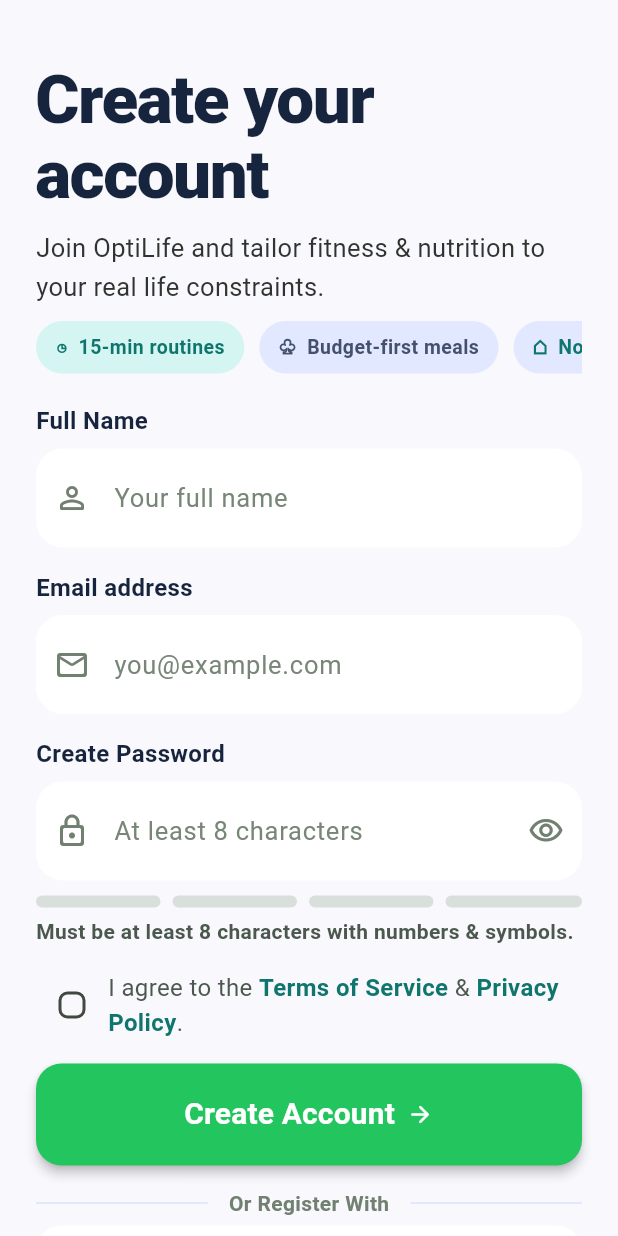
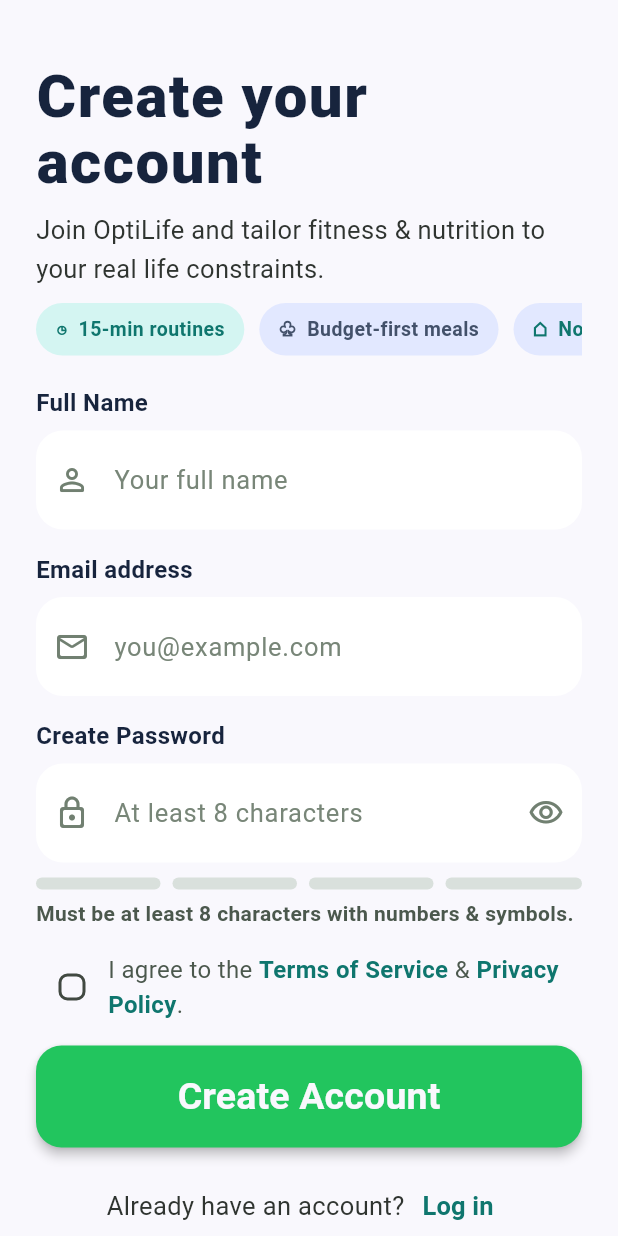
Before and after one commit to mohamedkiilany/OptiLife, a Flutter app: the SignupScreen screen opened by its route, on a phone screen of 412 x 824 dp. Run offline on Flutter 3.47's test engine with Material 3 defaults, Android fonts, the phone set to English and light mode, and no system bars; our stand-ins replace go_router.

Commit message:
fix design in signin screen and signup screen

```diff
--- a/lib/features/auth/presentation/pages/signup_screen.dart
+++ b/lib/features/auth/presentation/pages/signup_screen.dart
@@ -58,11 +58,10 @@
                 const Text(
                   'Create your account',
                   style: TextStyle(
-                    fontSize: 45,
+                    fontSize: 40,
                     height: 1.1,
                     fontWeight: FontWeight.w800,
-                    letterSpacing: -1,
-
+                    letterSpacing: 1,
                     color: AppColors.navy,
                   ),
                 ),
@@ -72,6 +71,7 @@
                   style: TextStyle(
                     fontSize: 17,
                     height: 1.5,
+                    fontWeight: FontWeight.w400,
                     color: AppColors.muted,
                   ),
                 ),
@@ -262,79 +262,75 @@
                   },
                 ),
                 const SizedBox(height: 15),
-                Row(
-                  children: [
-                    const Expanded(child: Divider(color: Color(0xFFDDE3FF))),
-                    Padding(
-                      padding: const EdgeInsets.symmetric(horizontal: 14),
-                      child: Text(
-                        'Or Register With',
-                        style: TextStyle(
-                          color: const Color(0xFF718071),
-                          fontWeight: FontWeight.w600,
-                        ),
-                      ),
-                    ),
-                    const Expanded(child: Divider(color: Color(0xFFDDE3FF))),
-                  ],
-                ),
-                const SizedBox(height: 5),
-                SizedBox(
-                  width: double.infinity,
-                  height: 68,
-                  child: OutlinedButton(
-                    onPressed: () {},
-                    style: OutlinedButton.styleFrom(
-                      backgroundColor: Colors.white,
-                      foregroundColor: AppColors.navy,
-                      side: BorderSide.none,
-                      shape: RoundedRectangleBorder(
-                        borderRadius: BorderRadius.circular(17),
-                      ),
-                    ),
-                    child: const Row(
-                      mainAxisAlignment: MainAxisAlignment.center,
-                      children: [
-                        Text(
-                          'G',
-                          style: TextStyle(
-                            fontSize: 26,
-                            fontWeight: FontWeight.w800,
-                            color: Color(0xFF4285F4),
-                          ),
-                        ),
-                        SizedBox(width: 12),
-                        Text(
-                          'Sign up with Google',
-                          style: TextStyle(
-                            fontSize: 18,
-                            fontWeight: FontWeight.w700,
-                          ),
-                        ),
-                      ],
-                    ),
-                  ),
-                ),
-                const SizedBox(height: 5),
+                // Row(
+                //   children: [
+                //     const Expanded(child: Divider(color: Color(0xFFDDE3FF))),
+                //     Padding(
+                //       padding: const EdgeInsets.symmetric(horizontal: 14),
+                //       child: Text(
+                //         'Or Register With',
+                //         style: TextStyle(
+                //           color: const Color(0xFF718071),
+                //           fontWeight: FontWeight.w600,
+                //         ),
+                //       ),
+                //     ),
+                //     const Expanded(child: Divider(color: Color(0xFFDDE3FF))),
+                //   ],
+                // ),
+
+                // SizedBox(
+                //   width: double.infinity,
+                //   height: 68,
+                //   child: OutlinedButton(
+                //     onPressed: () {},
+                //     style: OutlinedButton.styleFrom(
+                //       backgroundColor: Colors.white,
+                //       foregroundColor: AppColors.navy,
+                //       side: BorderSide.none,
+                //       shape: RoundedRectangleBorder(
+                //         borderRadius: BorderRadius.circular(17),
+                //       ),
+                //     ),
+                //     child: const Row(
+                //       mainAxisAlignment: MainAxisAlignment.center,
+                //       children: [
+                //         Text(
+                //           'G',
+                //           style: TextStyle(
+                //             fontSize: 26,
+                //             fontWeight: FontWeight.w800,
+                //             color: Color(0xFF4285F4),
+                //           ),
+                //         ),
+                //         SizedBox(width: 12),
+                //         Text(
+                //           'Sign up with Google',
+                //           style: TextStyle(
+                //             fontSize: 18,
+                //             fontWeight: FontWeight.w700,
+                //           ),
+                //         ),
+                //       ],
+                //     ),
+                //   ),
+                // ),
                 Center(
-                  child: Wrap(
-                    crossAxisAlignment: WrapCrossAlignment.center,
+                  child: Row(
+                    mainAxisAlignment: MainAxisAlignment.center,
                     children: [
                       const Text(
                         'Already have an account?',
-                        style: TextStyle(
-                          fontSize: 17,
-                          color: Color(0xFF4B584D),
-                        ),
+                        style: TextStyle(fontSize: 17, color: AppColors.muted),
                       ),
                       TextButton(
                         onPressed: () => context.go(AppRouter.signin),
                         child: const Text(
                           'Log in',
                           style: TextStyle(
-                            fontSize: 19,
-                            fontWeight: FontWeight.w800,
-                            color: Color(0xFF007A3D),
+                            fontSize: 17,
+                            fontWeight: FontWeight.bold,
+                            color: AppColors.primaryTeal,
                           ),
                         ),
                       ),
--- a/lib/features/auth/presentation/widgets/auth_form_widgets.dart
+++ b/lib/features/auth/presentation/widgets/auth_form_widgets.dart
@@ -64,15 +64,11 @@
           onPressed: onPressed,
           style: ElevatedButton.styleFrom(
             backgroundColor: AppColors.primaryGreen,
-            foregroundColor: Colors.white,
+            foregroundColor: AppColors.bgLight,
             elevation: 3,
             shape: RoundedRectangleBorder(borderRadius: BorderRadius.circular(17)),
           ),
-          child: Row(mainAxisAlignment: MainAxisAlignment.center, children: [
-            Text(label, style: const TextStyle(fontSize: 20, fontWeight: FontWeight.w700)),
-            const SizedBox(width: 8),
-            const Icon(Icons.arrow_forward_rounded),
-          ]),
+          child: Text(label, style: const TextStyle(fontSize: 25, fontWeight: FontWeight.w600)),
         ),
       );
 }
```
Also changed, not shown: lib/features/auth/presentation/pages/signin_screen.dart (+41 -41 lines).
